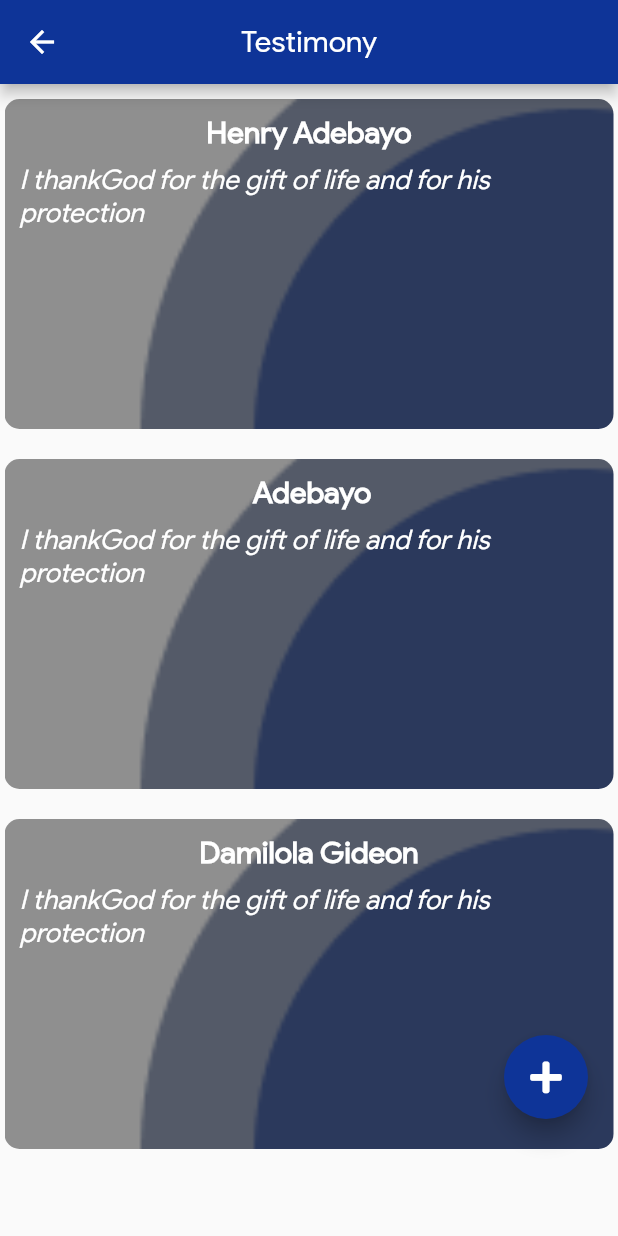
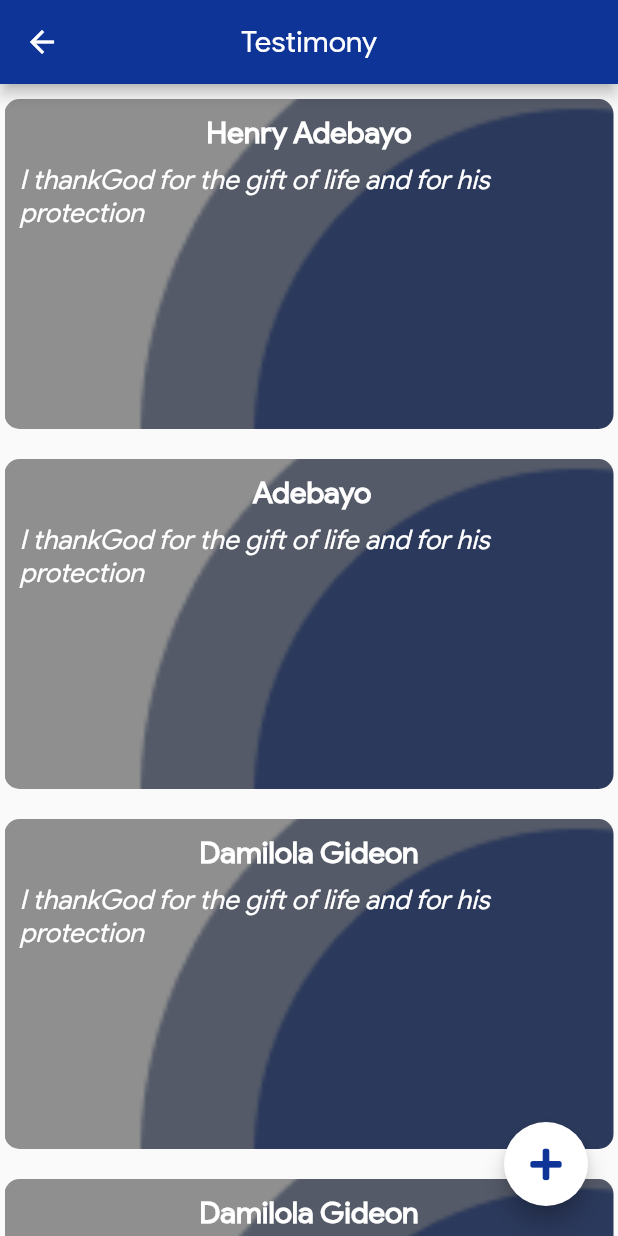
Before and after one commit to henryadebayo/Stea_app, a Flutter app: the TestimonyPage screen opened directly, on a phone screen of 412 x 824 dp. Run offline on Flutter 3.47's test engine with Material 2 defaults, Android fonts, the light colour scheme and no system bars; our stand-ins replace carousel_slider, font_awesome_flutter, image_picker.

Commit message:
fixed the testimony page stack bug

```diff
--- a/lib/pages/testimonyPage.dart
+++ b/lib/pages/testimonyPage.dart
@@ -1,3 +1,5 @@
+import 'dart:ui';
+
 import 'package:flutter/material.dart';
 import 'package:font_awesome_flutter/font_awesome_flutter.dart';
 import 'package:stea/pages/AddTestimonyPage.dart';
@@ -23,12 +25,10 @@ class _TestimonyPageState extends State<TestimonyPage> {
           ),
       ),
       body:
-          Column(
-            children: [
           Stack(
-                  children:[ SingleChildScrollView(
-                    child: Padding(
+             children:[ Padding(
     padding: EdgeInsets.only(left: 3.0, right: 3.0),
+    child: SingleChildScrollView(
       child: Column(
                    mainAxisAlignment: MainAxisAlignment.end,
                    children:[
@@ -47,13 +47,18 @@ class _TestimonyPageState extends State<TestimonyPage> {
         testifyerName: "Damilola Gideon",
         testifyerText: "I thankGod for the gift of life and for his protection ",
       ),
+                     SizedBox(height: 20.0,),
+                     testimonyItem(
+                       testifyerName: "Damilola Gideon",
+                       testifyerText: "I thankGod for the gift of life and for his protection ",
+                     ),
 
 
 
                  ],
                  ),
+    ),
 
-                    ),
              ),
                Positioned(
                  right: 20.0,
@@ -62,16 +67,16 @@ class _TestimonyPageState extends State<TestimonyPage> {
                        onPressed: (){
                          Navigator.of(context).push(MaterialPageRoute(builder: (BuildContext context) => AddTestimony()));
                        },
-                            backgroundColor: KdarkBlueColour,
+                       backgroundColor: Colors.white,
                        child: Icon(
+
                          FontAwesomeIcons.plus,
+                         color: KdarkBlueColour,
                        ),
                      ),
                    )
            ]
            ),
-            ],
-          ),
     );
   }
 }
```
Also changed, not shown: lib/pages/AddTestimonyPage.dart (+8 -4 lines). Lines whose indentation alone changed are shown as unchanged.
